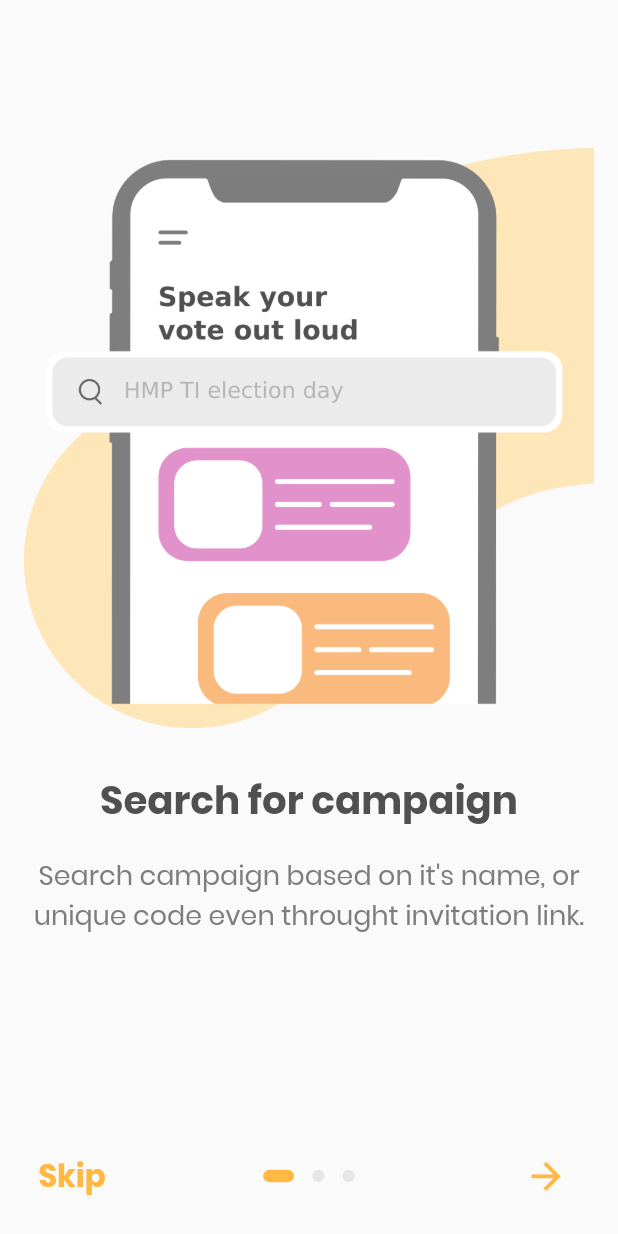
After one commit to Digisata/Flutvote, a Flutter app: the IntroductionRoute screen opened by its route, on a phone screen of 412 x 824 dp. The commit adds this screen. Run offline on Flutter 3.47's test engine with Material 2 defaults, Android fonts, the phone set to English and light mode, and no system bars; drawn by our look-alikes of introduction_screen; our stand-ins replace cached_network_image, email_validator, firebase_auth, firebase_crashlytics; missing offline and left inert: flutter_facebook_login, giffy_dialog; accounts and stored records are empty.

Commit message:
add introduction route

```diff
--- a/lib/commons/content_texts.dart
+++ b/lib/commons/content_texts.dart
@@ -1,16 +1,60 @@
 class ContentTexts {
   static const String welcome = 'Welcome to Flutvote';
-  static const String welcomeDesciption = 'A place where you can share your opinions throught voting, so let\'s get started ^^';
+  static const String welcomeDesciption =
+      'A place where you can share your opinions throught voting, so let\'s get started ^^';
   static const String welcomeButton = 'Create Account';
+
   static const String signIn = 'Sign In';
   static const String forgotPassword = 'Forgot password ?';
   static const String showPassword = 'Show password';
   static const String hidePassword = 'Hide password';
   static const String dontHaveAccount = 'Don\'t have an account ? ';
-  static const String signUp = 'Sign Up';
   static const String signInWithFacebook = 'Sign in with facebook';
   static const String or = 'Or';
+  static const String errorInvalidEmail =
+      'Invalid email address, please check it again!';
+  static const String errorWrongPassword =
+      'Wrong password, make sure you input the correct password!';
+  static const String errorUserNotFound =
+      'User not found, invalid email or password!';
+  static const String errorUserDisabled =
+      'Your account temporary disabled, please send us confirmation!';
+  static const String errorTooManyRequest =
+      'Too many login request of this account, please try again later!';
+  static const String errorOperationNotAllowed =
+      'Operation not allowed, please try another sign in method!';
+  static const String errorUnknown = 'Unknown error occurred!';
+
+  static const String backToSignInRoute = 'Back to sign in page';
+  static const String signUp = 'Sign Up';
   static const String alreadyHaveAccount = 'Already have an account ? ';
   static const String showConfirmPassword = 'Show confirm password';
   static const String hideConfirmPassword = 'Hide confirm password';
+  static const String invalidEmailAddress = 'Invalid email address!';
+  static const String passwordDidntMatch = 'Password didn\'t match!';
+  static const String invalidPassword =
+      'Password must contain at least one letter, one number, and longer than six charaters!';
+  static const String errorWeakPassword =
+      'Password is too weak, please make it stronger!';
+  static const String errorInvalidEmailFormatted =
+      'Badly formated email, please check it again!';
+  static const String errorEmailAlreadyInUse =
+      'Email already registered!, try another one!';
+  static const String oops = 'Oops';
+  static const String yeay = 'Yeaay';
+  static const String ok = 'Ok';
+  static const String registeredSuccessfully =
+      'Your account has been registered successfully';
+
+  static const String searchIntroduction = 'Search for campaign';
+  static const String searchDescriptionIntroduction =
+      'Search campaign based on it\'s name, or unique code even throught invitation link.';
+  static const String inputIntroduction = 'Input your key';
+  static const String inputDescriptionIntroduction =
+      'If your key match with the campaign, you will be able to vote in the next section.';
+  static const String voteIntroduction = 'Give your vote';
+  static const String voteDescriptionIntroduction =
+      'Vote wisely, because you can only vote once for each campaign.';
+  static const String skip = 'Skip';
+  static const String done = 'Done';
 }
--- a/lib/main.dart
+++ b/lib/main.dart
@@ -35,6 +35,7 @@ class Flutvote extends StatelessWidget {
         '/welcomeRoute': (context) => WelcomeRoute(),
         '/signInRoute': (context) => SignInRoute(),
         '/signUpRoute': (context) => SignUpRoute(),
+        '/introductionRoute': (context) => IntroductionRoute(),
         '/homeRoute': (context) => HomeRoute(),
       },
       theme: ThemeData(
--- /dev/null
+++ b/lib/routes/introduction_route.dart
@@ -0,0 +1,110 @@
+import 'package:flutter/material.dart';
+import 'package:flutvote/commons/commons.dart';
+import 'package:flutvote/widgets/widgets.dart';
+import 'package:introduction_screen/introduction_screen.dart';
+
+class IntroductionRoute extends StatefulWidget {
+  @override
+  _IntroductionRouteState createState() => _IntroductionRouteState();
+}
+
+class _IntroductionRouteState extends State<IntroductionRoute> {
+  final GlobalKey<IntroductionScreenState> _introductionKey =
+      GlobalKey<IntroductionScreenState>();
+
+  @override
+  Widget build(BuildContext context) {
+    final IntroductionWidget _introductionSearchWidget = IntroductionWidget(
+      context,
+      'assets/ilustrators/search_ilustrator.png',
+      ContentTexts.searchIntroduction,
+      ContentTexts.searchDescriptionIntroduction,
+    );
+
+    final IntroductionWidget _introductionInputWidget = IntroductionWidget(
+      context,
+      'assets/ilustrators/input_ilustrator.png',
+      ContentTexts.inputIntroduction,
+      ContentTexts.inputDescriptionIntroduction,
+    );
+
+    final IntroductionWidget _introductionVoteWidget = IntroductionWidget(
+      context,
+      'assets/ilustrators/vote_ilustrator.png',
+      ContentTexts.voteIntroduction,
+      ContentTexts.voteDescriptionIntroduction,
+    );
+
+    return Scaffold(
+      body: SafeArea(
+        child: IntroductionScreen(
+          key: _introductionKey,
+          pages: [
+            PageViewModel(
+              title: '',
+              bodyWidget: _introductionSearchWidget.createIntroductionWidget(),
+            ),
+            PageViewModel(
+              title: '',
+              bodyWidget: _introductionInputWidget.createIntroductionWidget(),
+            ),
+            PageViewModel(
+              title: '',
+              bodyWidget: _introductionVoteWidget.createIntroductionWidget(),
+            ),
+          ],
+          onDone: () => Navigator.pushReplacementNamed(context, '/homeRoute'),
+          isProgress: true,
+          showSkipButton: true,
+          showNextButton: true,
+          skipFlex: 0,
+          nextFlex: 0,
+          skip: Text(
+            ContentTexts.skip,
+            maxLines: 1,
+            overflow: TextOverflow.ellipsis,
+            textAlign: TextAlign.center,
+            textDirection: TextDirection.ltr,
+            style: Theme.of(context).textTheme.headline1.copyWith(
+                  color: ColorPalettes.orange,
+                  fontSize: ContentSizes.dp20(context),
+                ),
+          ),
+          next: Icon(
+            Icons.arrow_forward,
+            color: ColorPalettes.orange,
+            size: ContentSizes.width(context) * 0.07,
+          ),
+          done: Text(
+            ContentTexts.done,
+            maxLines: 1,
+            overflow: TextOverflow.ellipsis,
+            textAlign: TextAlign.center,
+            textDirection: TextDirection.ltr,
+            style: Theme.of(context).textTheme.headline1.copyWith(
+                  color: ColorPalettes.orange,
+                  fontSize: ContentSizes.dp20(context),
+                ),
+          ),
+          dotsDecorator: DotsDecorator(
+            size: Size(
+              ContentSizes.width(context) * 0.02,
+              ContentSizes.height(context) * 0.01,
+            ),
+            color: ColorPalettes.backgroundDarkGrey,
+            activeSize: Size(
+              ContentSizes.width(context) * 0.05,
+              ContentSizes.height(context) * 0.01,
+            ),
+            activeColor: ColorPalettes.orange,
+            activeShape: RoundedRectangleBorder(
+              borderRadius: BorderRadius.all(
+                Radius.circular(25.0),
+              ),
+            ),
+          ),
+        ),
+      ),
+    );
+  }
+}
--- a/lib/routes/routes.dart
+++ b/lib/routes/routes.dart
@@ -1,5 +1,6 @@
 export 'splash_route.dart';
 export 'welcome_route.dart';
-export 'home_route.dart';
 export 'sign_in_route.dart';
 export 'sign_up_route.dart';
+export 'introduction_route.dart';
+export 'home_route.dart';
--- /dev/null
+++ b/lib/widgets/introduction_widget.dart
@@ -0,0 +1,58 @@
+import 'package:flutter/material.dart';
+import 'package:flutvote/commons/commons.dart';
+
+class IntroductionWidget {
+  final BuildContext _context;
+  final String _image, _title, _description;
+
+  IntroductionWidget(
+    this._context,
+    this._image,
+    this._title,
+    this._description,
+  );
+
+  Center createIntroductionWidget() {
+    return Center(
+      child: Column(
+        mainAxisAlignment: MainAxisAlignment.center,
+        mainAxisSize: MainAxisSize.max,
+        crossAxisAlignment: CrossAxisAlignment.stretch,
+        children: <Widget>[
+          // TODO FADE IN IMAGE
+          Image.asset(
+            _image,
+            height: ContentSizes.height(_context) * 0.5,
+            width: ContentSizes.width(_context),
+          ),
+          SizedBox(
+            height: ContentSizes.height(_context) * 0.02,
+          ),
+          Text(
+            _title,
+            maxLines: 1,
+            overflow: TextOverflow.ellipsis,
+            textAlign: TextAlign.center,
+            textDirection: TextDirection.ltr,
+            style: Theme.of(_context).textTheme.headline1.copyWith(
+                  fontSize: ContentSizes.dp24(_context),
+                ),
+          ),
+          SizedBox(
+            height: ContentSizes.height(_context) * 0.02,
+          ),
+          Text(
+            _description,
+            maxLines: 3,
+            overflow: TextOverflow.ellipsis,
+            textAlign: TextAlign.center,
+            textDirection: TextDirection.ltr,
+            style: Theme.of(_context).textTheme.headline2.copyWith(
+                  fontSize: ContentSizes.dp18(_context),
+                ),
+          ),
+        ],
+      ),
+    );
+  }
+}
--- a/lib/widgets/widgets.dart
+++ b/lib/widgets/widgets.dart
@@ -1,3 +1,5 @@
 export 'text_field_widget.dart';
 export 'sign_in_widget.dart';
 export 'back_button_widget.dart';
+export 'introduction_widget.dart';
+export 'alert_dialog_widget.dart';
--- a/pubspec.yaml
+++ b/pubspec.yaml
@@ -31,6 +31,9 @@ dependencies:
   flutter_launcher_icons: ^0.7.5
   provider: ^4.3.1
   email_validator: ^1.0.5
+  introduction_screen: ^1.0.9
+  giffy_dialog: ^1.7.0
+  cached_network_image: ^2.2.0+1
 
   # The following adds the Cupertino Icons font to your application.
   # Use with the CupertinoIcons class for iOS style icons.
```
Also changed, not shown: lib/providers/app_providers.dart (+32 -7 lines), lib/routes/sign_in_route.dart (+50 -43 lines), lib/routes/sign_up_route.dart (+50 -30 lines), lib/services/firebase_auths.dart (+38 -3 lines), lib/widgets/alert_dialog_widget.dart (added, +88 -0 lines), lib/widgets/back_button_widget.dart (+10 -2 lines), lib/widgets/sign_in_widget.dart (+9 -2 lines), lib/widgets/text_field_widget.dart (+36 -9 lines), assets/ilustrators/input_ilustrator.png (renamed from assets/ilustrators/key_ilustrator.png), pubspec.lock.
